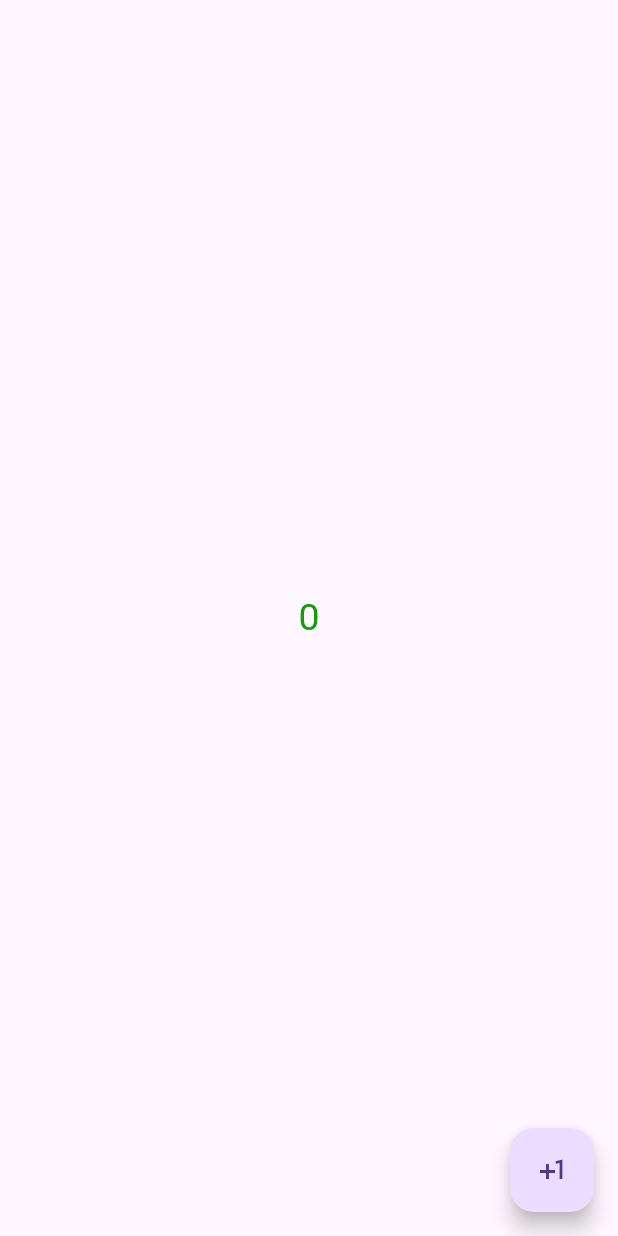
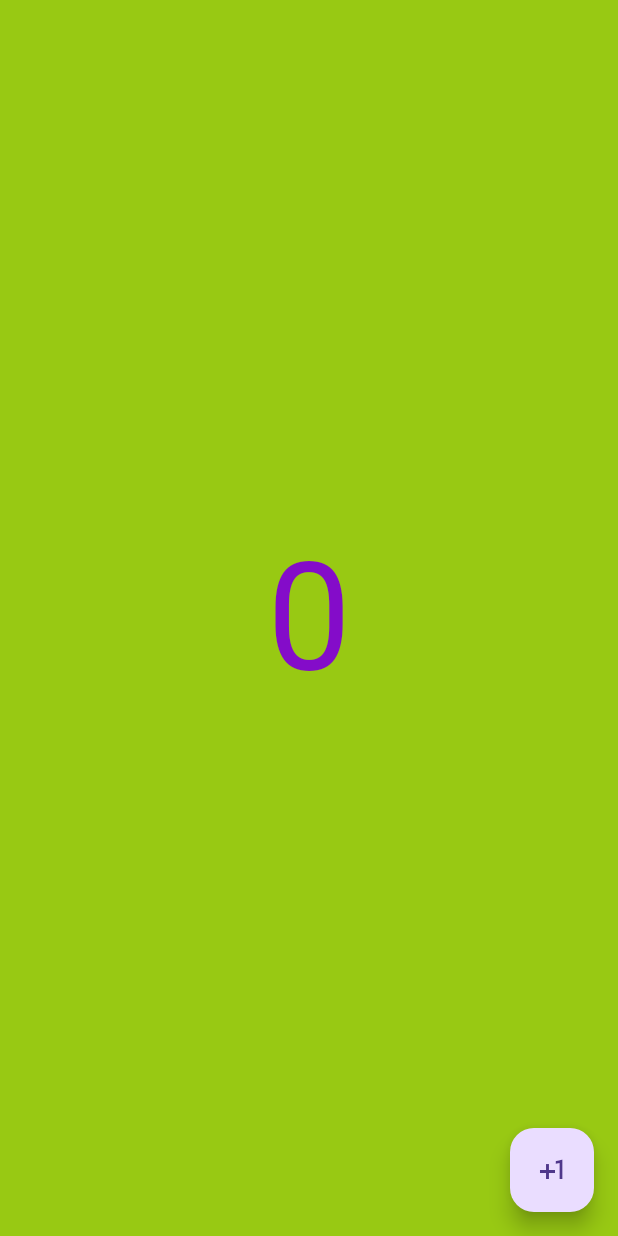
Before and after one commit to MiLiz2020/CV3A_MLCA, a Flutter app: the screen it shows after launch, on a phone screen of 412 x 824 dp. Run offline on Flutter 3.47's test engine with Material 2 defaults, Android fonts, the phone set to English and light mode, and no system bars.

Commit message:
cambiar color a numero

```diff
--- a/lib/Practica2309/ejemploFuture.dart
+++ b/lib/Practica2309/ejemploFuture.dart
@@ -1,5 +1,4 @@
 import 'dart:math';
-
 import 'package:flutter/material.dart';
 
 class EjemploFutere extends StatefulWidget {
@@ -11,14 +10,40 @@ class EjemploFutere extends StatefulWidget {
 
 class _EjemploFutere extends State<EjemploFutere> {
   late Future<int> numero;
+  final Random _random =
+      Random(); // random para cmabiar color a la variable de numero
+  Color colors = const Color.fromARGB(255, 132, 12, 201);
+  Color colorsBackground = const Color.fromARGB(255, 152, 201, 19);
+
   @override
   void initState() {
     super.initState();
     numero = obtenerNumero();
   }
 
+  void changeNumberColor() {
+    //deja la bombilla en rojo despues del clic 10
+    setState(() {
+      obtenerNumero();
+      colors = Color.fromARGB(
+        //cambia color el número
+        _random.nextInt(256),
+        _random.nextInt(256),
+        _random.nextInt(256),
+        _random.nextInt(256),
+      );
+      colorsBackground = Color.fromARGB(
+        //cambia color el fondo
+        _random.nextInt(256),
+        _random.nextInt(256),
+        _random.nextInt(256),
+        _random.nextInt(256),
+      );
+    });
+  }
+
   Future<int> obtenerNumero() {
-    return Future.delayed(const Duration(seconds: 3), () {
+    return Future.delayed(const Duration(seconds: 2), () {
       //return 10;
       return Random().nextInt(10);
     });
@@ -27,27 +52,42 @@ class _EjemploFutere extends State<EjemploFutere> {
   @override
   Widget build(BuildContext context) {
     return Scaffold(
+      backgroundColor: colorsBackground,
       body: Center(
         child: FutureBuilder(
           future: obtenerNumero(),
           builder: (context, snapshot) {
-            if (snapshot.hasData) {
+            switch (snapshot.connectionState) {
+              case ConnectionState.waiting:
+                return const CircularProgressIndicator();
+              default:
+                if (snapshot.hasError) {
+                  return const Text('Error');
+                } else if (snapshot.hasData) {
                   int data = snapshot.data!;
                   return Text(
                     data.toString(),
-                style: const TextStyle(
-                  color: Color.fromARGB(255, 23, 155, 12),
-                  fontSize: 25,
+                    style: TextStyle(
+                      color: colors,
+                      fontSize: 100,
                     ),
                   );
                 } else {
-              return const CircularProgressIndicator();
+                  return const Text('No hay datos');
                 }
+            }
+
+            //  if (snapshot.hasData) {
+            // } else {
+            //  return const CircularProgressIndicator();
+            // }
           },
         ),
       ),
       floatingActionButton: FloatingActionButton(
-        onPressed: () {},
+        onPressed: () {
+          changeNumberColor();
+        },
         child: const Icon(Icons.plus_one),
       ),
     );
--- a/lib/main.dart
+++ b/lib/main.dart
@@ -13,7 +13,8 @@ class MyApp extends StatelessWidget {
     return MaterialApp(
       //home: CambiarColor(),
       //home: ContactosScreen(),
-      home: EjemploFutere(),
+      //home: ProductosScreen(),
+      home: const EjemploFutere(),
       theme: ThemeData(useMaterial3: true),
     );
   }
```
Lines whose indentation alone changed are shown as unchanged.
